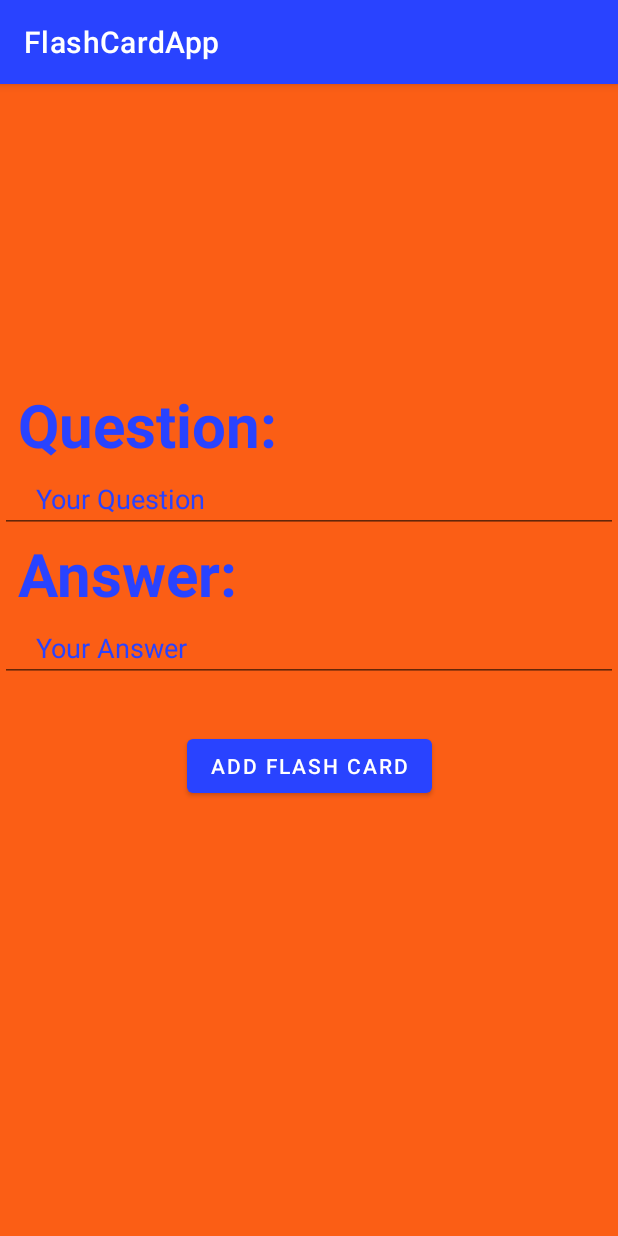
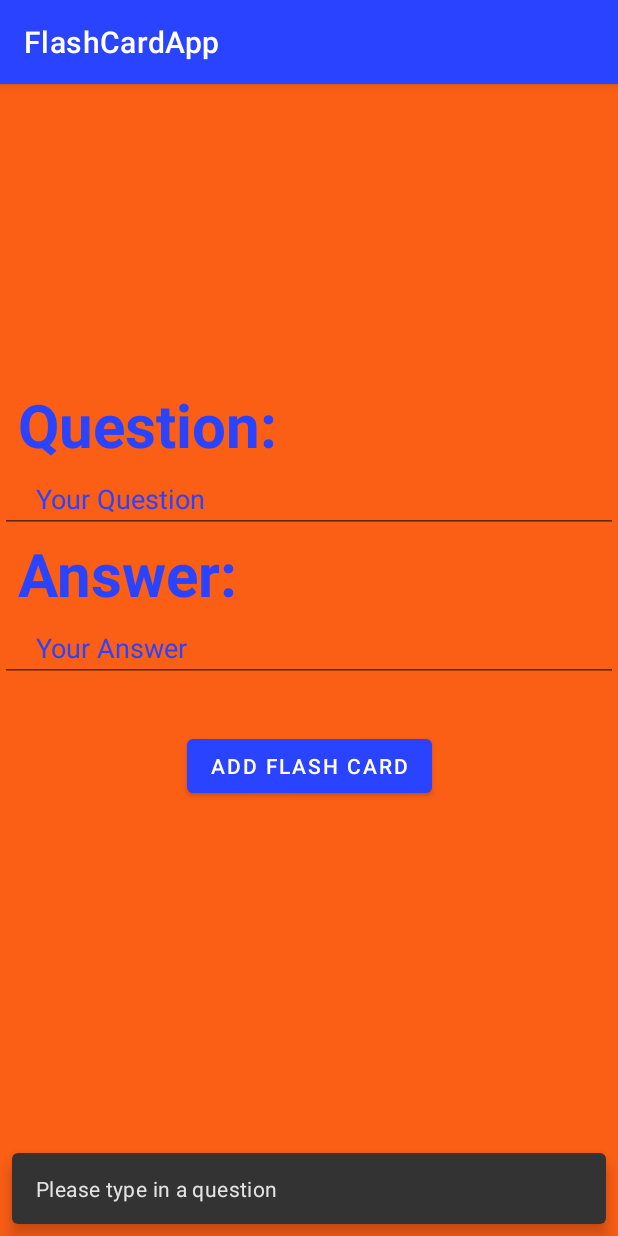
Before and after one commit to LordTepig/FlashCardApp, an Android app: the CreateFlashCardFragment screen opened through its navigation route, after a tap on "ADD FLASH CARD", on a phone screen of 412 x 824 dp. Run offline under Robolectric (Android 15) with nearby library versions, the phone set to English and light mode, and no system bars.

Commit message:
up to date progess 5/19/22

```diff
--- a/app/src/main/java/com/example/flashcardapp/CreateFlashCardFragment.kt
+++ b/app/src/main/java/com/example/flashcardapp/CreateFlashCardFragment.kt
@@ -10,6 +10,7 @@ import android.widget.Toast
 import androidx.navigation.findNavController
 import com.example.flashcardapp.databinding.FragmentCreateFlashCardBinding
 import com.example.flashcardapp.databinding.FragmentMainBinding
+import com.google.android.material.snackbar.Snackbar
 
 
 class CreateFlashCardFragment : Fragment() {
@@ -39,10 +40,10 @@ class CreateFlashCardFragment : Fragment() {
             }
             else{
                 if(binding.flashCardQuestionEditText.text.toString() == "") {
-                    Toast.makeText(context, R.string.no_question, Toast.LENGTH_LONG).show()
+                    Snackbar.make(binding.myCoordinatorLayout,R.string.no_question, Snackbar.LENGTH_LONG).show()
                 }
                 else if(binding.answerEditText.text.toString() == ""){
-                    Toast.makeText(context, R.string.no_answer, Toast.LENGTH_LONG).show()
+                    Snackbar.make(binding.myCoordinatorLayout,R.string.no_answer, Snackbar.LENGTH_LONG).show()
                 }
             }
         }
--- a/app/src/main/res/layout/fragment_create_flash_card.xml
+++ b/app/src/main/res/layout/fragment_create_flash_card.xml
@@ -1,5 +1,12 @@
 <?xml version="1.0" encoding="utf-8"?>
-<androidx.constraintlayout.widget.ConstraintLayout xmlns:android="http://schemas.android.com/apk/res/android"
+<androidx.coordinatorlayout.widget.CoordinatorLayout xmlns:tools="http://schemas.android.com/tools"
+    android:id="@+id/myCoordinatorLayout"
+    xmlns:android="http://schemas.android.com/apk/res/android"
+    xmlns:app="http://schemas.android.com/apk/res-auto"
+    android:layout_width="match_parent"
+    android:layout_height="match_parent">
+
+    <androidx.constraintlayout.widget.ConstraintLayout xmlns:android="http://schemas.android.com/apk/res/android"
     xmlns:tools="http://schemas.android.com/tools"
     android:layout_width="match_parent"
     android:layout_height="match_parent"
@@ -71,4 +78,6 @@
         app:layout_constraintEnd_toEndOf="parent"
         />
 
-</androidx.constraintlayout.widget.ConstraintLayout>
+    </androidx.constraintlayout.widget.ConstraintLayout>
+
+</androidx.coordinatorlayout.widget.CoordinatorLayout>
--- a/app/src/main/res/layout/fragment_create_multiple_choice.xml
+++ b/app/src/main/res/layout/fragment_create_multiple_choice.xml
@@ -79,7 +79,7 @@
         android:layout_height="wrap_content"
         android:inputType="text"
         android:autofillHints="@string/question"
-        android:hint="@string/your_question"
+        android:hint="@string/your_answer"
         android:paddingStart="24dp"
         android:textColorHint="#2943FF"
         app:layout_constraintStart_toStartOf="@id/multipleChoiceAnswerTwoTextView"
@@ -105,7 +105,7 @@
         android:layout_height="wrap_content"
         android:inputType="text"
         android:autofillHints="@string/question"
-        android:hint="@string/your_question"
+        android:hint="@string/your_answer"
         android:paddingStart="24dp"
         android:textColorHint="#2943FF"
         app:layout_constraintStart_toStartOf="@id/multipleChoiceAnswerThreeTextView"
@@ -131,7 +131,7 @@
         android:layout_height="wrap_content"
         android:inputType="text"
         android:autofillHints="@string/question"
-        android:hint="@string/your_question"
+        android:hint="@string/your_answer"
         android:paddingStart="24dp"
         android:textColorHint="#2943FF"
         app:layout_constraintStart_toStartOf="@id/multipleChoiceAnswerFourTextView"
```
Also changed, not shown: app/src/main/java/com/example/flashcardapp/CreateMultipleChoiceFragment.kt (+19 -3 lines).
